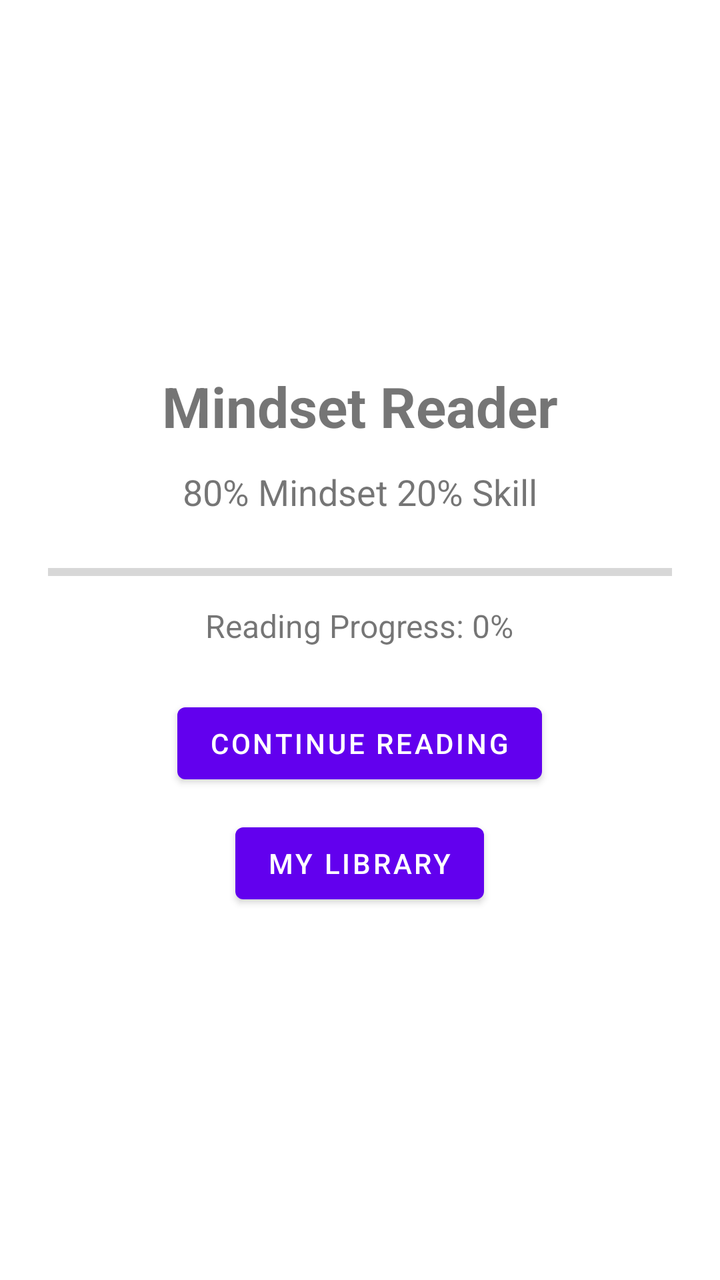
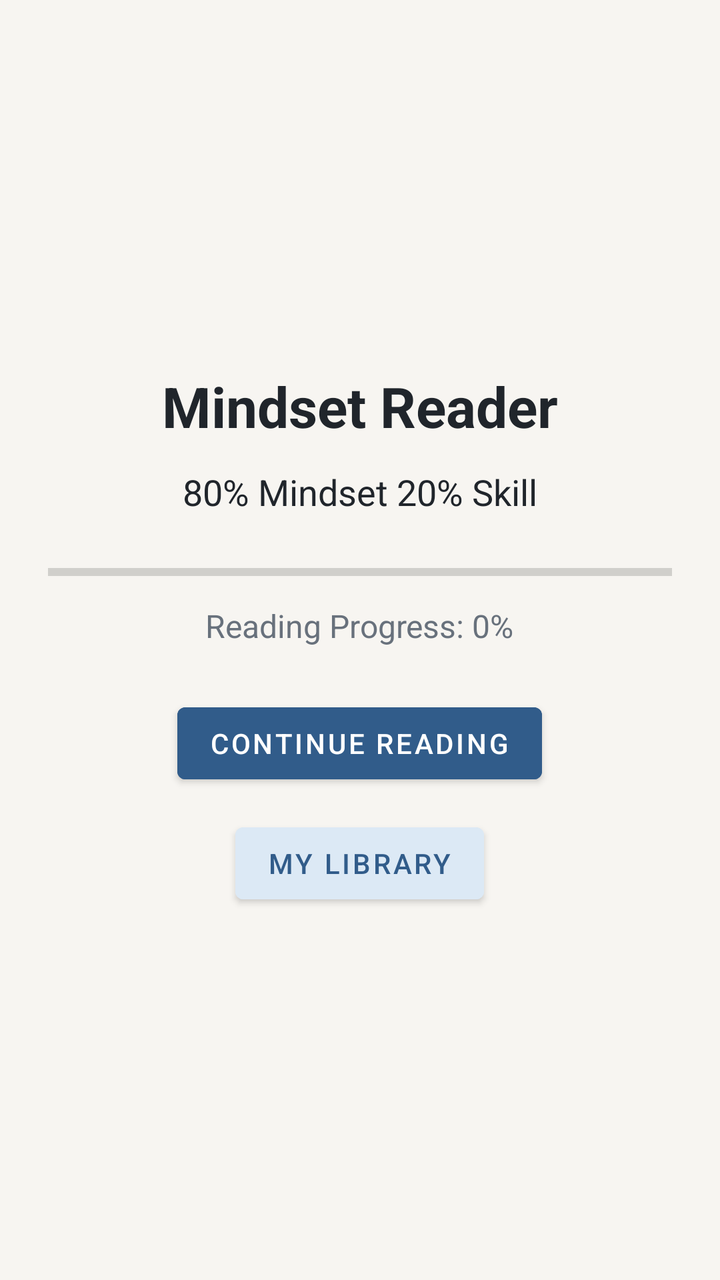

The first picture is an Android layout as it rendered before a commit; the second is the same layout after the commit. The layout source and the unified diff follow.
<!-- AndroidManifest.xml: application theme Theme.MindsetReader -->
<!-- res/layout/activity_main.xml -->
<?xml version="1.0" encoding="utf-8"?>
<FrameLayout
    xmlns:android="http://schemas.android.com/apk/res/android"
    android:layout_width="match_parent"
    android:layout_height="match_parent">

    
    <LinearLayout
        android:id="@+id/homeLayout"
        android:layout_width="match_parent"
        android:layout_height="match_parent"
        android:gravity="center"
        android:orientation="vertical"
        android:padding="24dp">

        <TextView
            android:layout_width="wrap_content"
            android:layout_height="wrap_content"
            android:text="@string/app_title"
            android:textSize="28sp"
            android:textStyle="bold" />

        <TextView
            android:id="@+id/homeBookTitle"
            android:layout_width="wrap_content"
            android:layout_height="wrap_content"
            android:layout_marginTop="12dp"
            android:text="@string/book_title"
            android:textSize="18sp" />

        <ProgressBar
            android:id="@+id/readingProgress"
            style="?android:attr/progressBarStyleHorizontal"
            android:layout_width="match_parent"
            android:layout_height="wrap_content"
            android:layout_marginTop="20dp"
            android:max="100"
            android:progress="0" />

        <TextView
            android:id="@+id/progressText"
            android:layout_width="wrap_content"
            android:layout_height="wrap_content"
            android:layout_marginTop="8dp"
            android:text="@string/reading_progress_zero"
            android:textSize="16sp" />



        <Button
            android:id="@+id/continueButton"
            android:layout_width="wrap_content"
            android:layout_height="wrap_content"
            android:layout_marginTop="24dp"
            android:text="@string/continue_reading" />

        <Button
            android:id="@+id/libraryButton"
            android:layout_width="wrap_content"
            android:layout_height="wrap_content"
            android:layout_marginTop="12dp"
            android:text="@string/library_title" />

    </LinearLayout>

    
    <com.github.barteksc.pdfviewer.PDFView
        android:id="@+id/pdfView"
        android:layout_width="match_parent"
        android:layout_height="match_parent"
        android:visibility="gone" />

</FrameLayout>
<!-- resources referenced by this layout -->
<resources>
  <string name="app_title">Mindset Reader</string>
  <string name="book_title">80% Mindset 20% Skill</string>
  <string name="continue_reading">Continue Reading</string>
  <string name="library_title">My Library</string>
  <string name="reading_progress_zero">Reading Progress: 0%</string>
  <style name="Theme.MindsetReader" parent="Theme.MaterialComponents.DayNight.DarkActionBar">
          
          <item name="colorPrimary">@color/purple_500</item>
          <item name="colorPrimaryVariant">@color/purple_700</item>
          <item name="colorOnPrimary">@color/white</item>
          
          <item name="colorSecondary">@color/teal_200</item>
          <item name="colorSecondaryVariant">@color/teal_700</item>
          <item name="colorOnSecondary">@color/black</item>
          
          <item name="android:statusBarColor">?attr/colorPrimaryVariant</item>
          
      </style>
  <color name="purple_500">#FF6200EE</color>
  <color name="purple_700">#FF3700B3</color>
  <color name="white">#FFFFFFFF</color>
  <color name="teal_200">#FF03DAC5</color>
  <color name="teal_700">#FF018786</color>
  <color name="black">#FF000000</color>
</resources>

<!-- the commit's change to res/layout/activity_main.xml (unified diff, before → after) -->
@@ -9,6 +9,7 @@
         android:id="@+id/homeLayout"
         android:layout_width="match_parent"
         android:layout_height="match_parent"
+        android:background="@color/background"
         android:gravity="center"
         android:orientation="vertical"
         android:padding="24dp">
@@ -18,7 +19,8 @@
             android:layout_height="wrap_content"
             android:text="@string/app_title"
             android:textSize="28sp"
-            android:textStyle="bold" />
+            android:textStyle="bold"
+            android:textColor="@color/text_primary" />
 
         <TextView
             android:id="@+id/homeBookTitle"
@@ -26,7 +28,8 @@
             android:layout_height="wrap_content"
             android:layout_marginTop="12dp"
             android:text="@string/book_title"
-            android:textSize="18sp" />
+            android:textSize="18sp"
+            android:textColor="@color/text_primary" />
 
         <ProgressBar
             android:id="@+id/readingProgress"
@@ -35,7 +38,8 @@
             android:layout_height="wrap_content"
             android:layout_marginTop="20dp"
             android:max="100"
-            android:progress="0" />
+            android:progress="0"
+            android:progressTint="@color/progress"  />
 
         <TextView
             android:id="@+id/progressText"
@@ -43,7 +47,8 @@
             android:layout_height="wrap_content"
             android:layout_marginTop="8dp"
             android:text="@string/reading_progress_zero"
-            android:textSize="16sp" />
+            android:textSize="16sp"
+            android:textColor="@color/text_secondary" />
 
 
 
@@ -52,14 +57,18 @@
             android:layout_width="wrap_content"
             android:layout_height="wrap_content"
             android:layout_marginTop="24dp"
-            android:text="@string/continue_reading" />
+            android:text="@string/continue_reading"
+            android:textColor="@color/white"
+            android:backgroundTint="@color/primary" />
 
         <Button
             android:id="@+id/libraryButton"
             android:layout_width="wrap_content"
             android:layout_height="wrap_content"
             android:layout_marginTop="12dp"
-            android:text="@string/library_title" />
+            android:text="@string/library_title"
+            android:textColor="@color/primary"
+            android:backgroundTint="@color/primary_light" />
 
     </LinearLayout>
 
<!-- resource entries referenced after the edit -->
@@ -1,28 +1,31 @@
 <!-- resources referenced by this layout -->
 <resources>
+  <color name="background">#F7F5F1</color>
+  <color name="primary">#315C8A</color>
+  <color name="primary_light">#DCE9F5</color>
+  <color name="progress">#315C8A</color>
+  <color name="text_primary">#20252B</color>
+  <color name="text_secondary">#68717C</color>
   <string name="app_title">Mindset Reader</string>
   <string name="book_title">80% Mindset 20% Skill</string>
   <string name="continue_reading">Continue Reading</string>
   <string name="library_title">My Library</string>
   <string name="reading_progress_zero">Reading Progress: 0%</string>
   <style name="Theme.MindsetReader" parent="Theme.MaterialComponents.DayNight.DarkActionBar">
-          
-          <item name="colorPrimary">@color/purple_500</item>
-          <item name="colorPrimaryVariant">@color/purple_700</item>
+  
+          <item name="colorPrimary">@color/primary</item>
+          <item name="colorPrimaryVariant">@color/primary_dark</item>
           <item name="colorOnPrimary">@color/white</item>
-          
-          <item name="colorSecondary">@color/teal_200</item>
-          <item name="colorSecondaryVariant">@color/teal_700</item>
+  
+          <item name="colorSecondary">@color/primary_light</item>
+          <item name="colorSecondaryVariant">@color/primary</item>
           <item name="colorOnSecondary">@color/black</item>
-          
+  
           <item name="android:statusBarColor">?attr/colorPrimaryVariant</item>
-          
+  
       </style>
-  <color name="purple_500">#FF6200EE</color>
-  <color name="purple_700">#FF3700B3</color>
+  <color name="primary_dark">#234568</color>
   <color name="white">#FFFFFFFF</color>
-  <color name="teal_200">#FF03DAC5</color>
-  <color name="teal_700">#FF018786</color>
   <color name="black">#FF000000</color>
 </resources>
 
